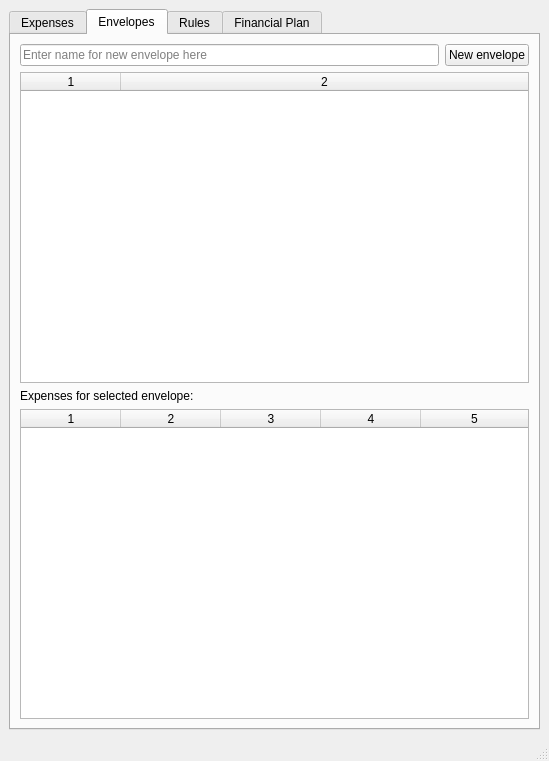
Above: lib/MainForm.ui from elricbk/pyenvelopes before the change. Below: the same form after it.
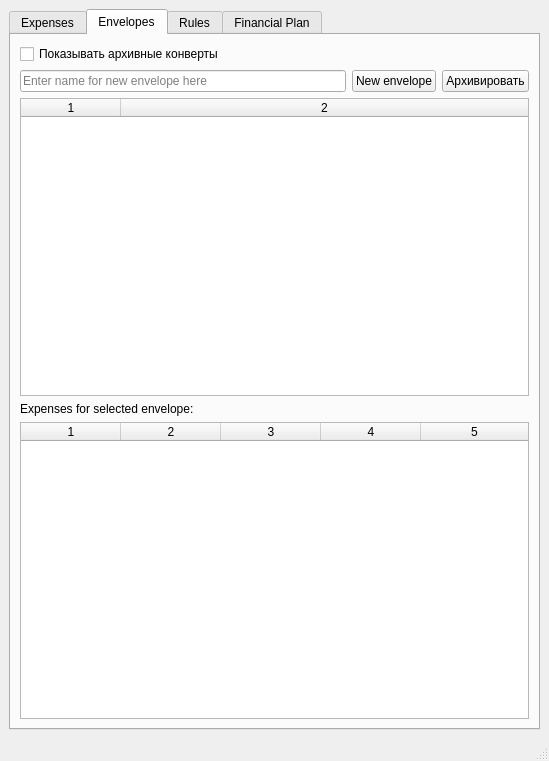
That is the form after the change. The open tabs and pages were chosen to show the change. Custom widgets are drawn as their Qt base class.

Commit message: Add support for archived envelopes

Patch:
```diff
--- a/lib/MainForm.ui
+++ b/lib/MainForm.ui
@@ -108,6 +108,13 @@
         <string>Envelopes</string>
        </attribute>
        <layout class="QVBoxLayout" name="verticalLayout_3">
+        <item>
+         <widget class="QCheckBox" name="cbShowArchivedEnvelopes">
+          <property name="text">
+           <string>Показывать архивные конверты</string>
+          </property>
+         </widget>
+        </item>
         <item>
          <layout class="QHBoxLayout" name="horizontalLayout_2">
           <item>
@@ -124,6 +131,13 @@
             </property>
            </widget>
           </item>
+          <item>
+           <widget class="QPushButton" name="btnToggleArchiveEnvelope">
+            <property name="text">
+             <string>Архивировать</string>
+            </property>
+           </widget>
+          </item>
          </layout>
         </item>
         <item>
```
The commit also changes 6 other files.
